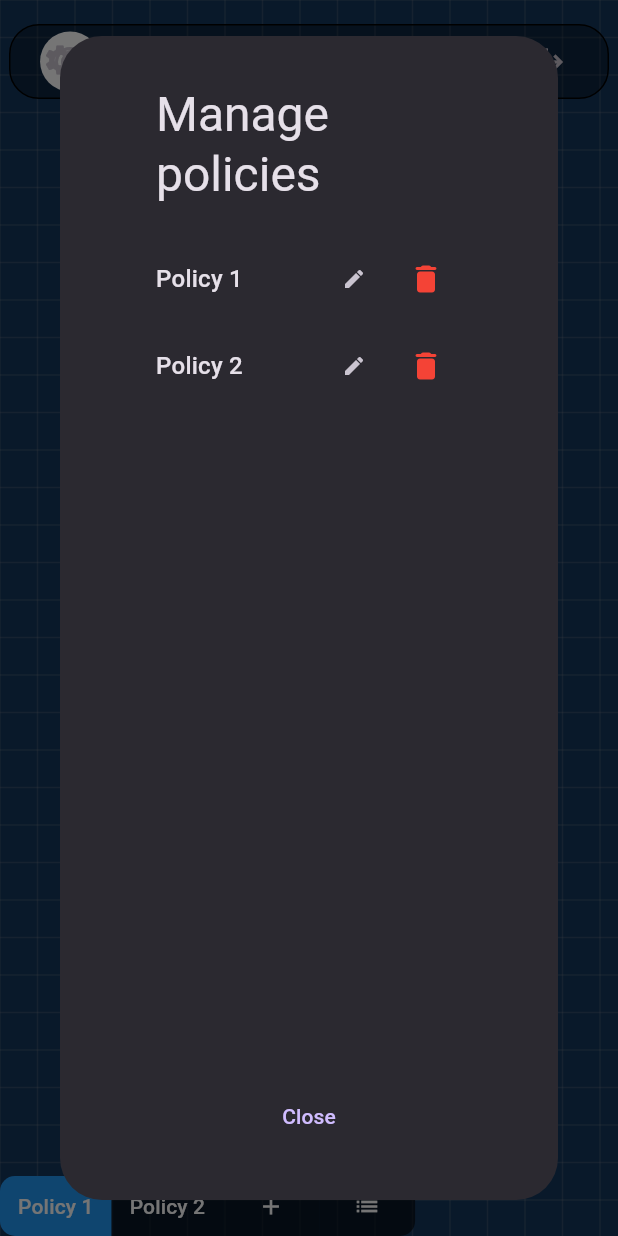
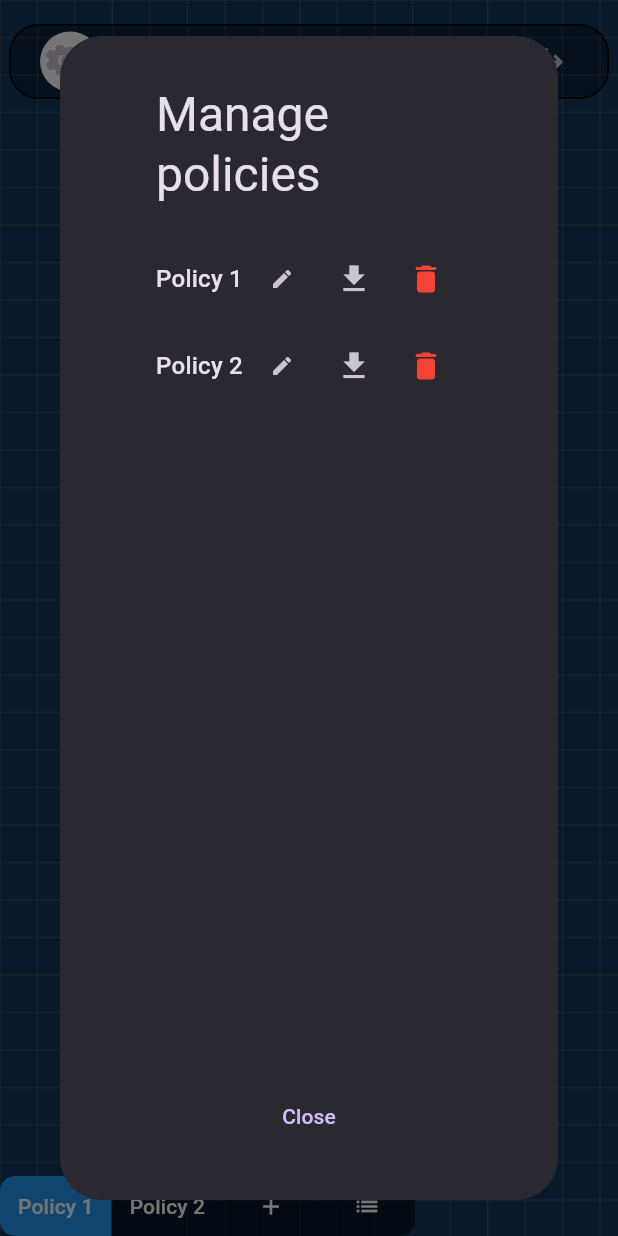
Before and after one commit to zspiler/diftam_editor, a Flutter app: the screen it shows after launch, item 4 of the bottom bar chosen, on a phone screen of 412 x 824 dp. Run offline on Flutter 3.47's test engine with Material 3 defaults, Android fonts, the light colour scheme and no system bars; our stand-ins replace shared_preferences, universal_io; missing offline and left inert: flex_color_picker, universal_html; statements that could not run were skipped.

Commit message:
Enable export of policies as JSON on web

```diff
--- a/lib/manage_policies_dialog.dart
+++ b/lib/manage_policies_dialog.dart
@@ -1,6 +1,7 @@
 import 'package:flutter/material.dart';
 import 'ui/custom_dialog.dart';
 import 'models.dart';
+import 'export.dart';
 
 class ManagePoliciesDialog extends StatefulWidget {
   final Function(List<PolicyData> updatedPolicies) onChange;
@@ -22,8 +23,8 @@ class _ManagePoliciesDialogState extends State<ManagePoliciesDialog> {
     _policies = List.from(widget.policies);
   }
 
-  TableRow buildTableSpacer(double height) =>
-      TableRow(children: [SizedBox(height: height), SizedBox(height: height), SizedBox(height: height)]);
+  TableRow buildTableSpacer(double height) => TableRow(
+      children: [SizedBox(height: height), SizedBox(height: height), SizedBox(height: height), SizedBox(height: height)]);
 
   List<TableRow> buildPoliciesTableRows() {
     List<TableRow> rowsWithSpacers = _policies.fold<List<TableRow>>([], (List<TableRow> accumulator, policy) {
@@ -71,6 +72,22 @@ class _ManagePoliciesDialogState extends State<ManagePoliciesDialog> {
                 ),
               ),
             )),
+        TableCell(
+          verticalAlignment: TableCellVerticalAlignment.middle,
+          child: Container(
+            child: Align(
+              alignment: Alignment.center,
+              child: Tooltip(
+                  message: "Export",
+                  child: IconButton(
+                    icon: Icon(Icons.download),
+                    onPressed: () {
+                      exportPolicyWeb(policy);
+                    },
+                  )),
+            ),
+          ),
+        ),
         _policies.length > 1
             ? TableCell(
                 verticalAlignment: TableCellVerticalAlignment.middle,
@@ -136,6 +153,7 @@ class _ManagePoliciesDialogState extends State<ManagePoliciesDialog> {
                           0: FlexColumnWidth(1),
                           1: IntrinsicColumnWidth(),
                           2: IntrinsicColumnWidth(),
+                          3: IntrinsicColumnWidth(),
                         }),
                       ),
                     ],
--- a/pubspec.yaml
+++ b/pubspec.yaml
@@ -40,6 +40,7 @@ dependencies:
   universal_io: ^2.2.2
   shared_preferences: ^2.2.2
   flex_color_picker: ^3.3.1
+  universal_html: ^2.2.4
 
 dev_dependencies:
   flutter_test:
```
Also changed, not shown: lib/export.dart (added, +18 -0 lines), pubspec.lock.
